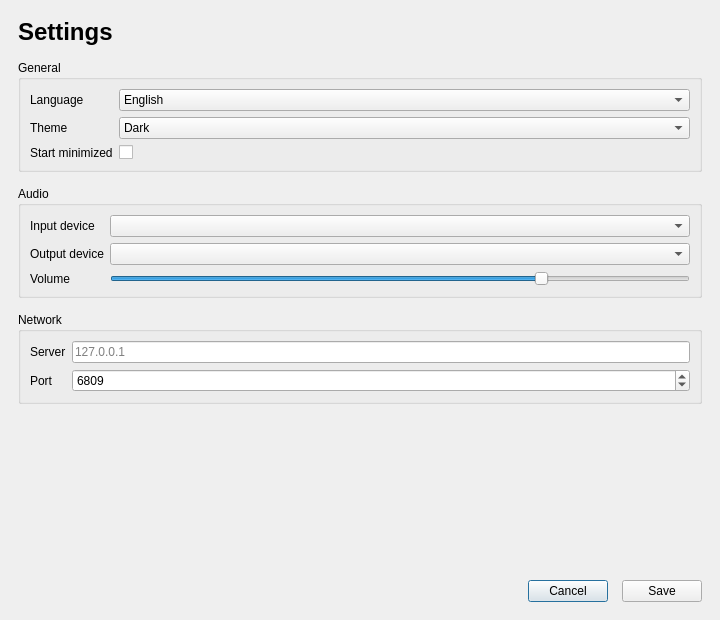
Qt form src/gui/settings/Settings.ui (toplib/OpenATC) before a commit.
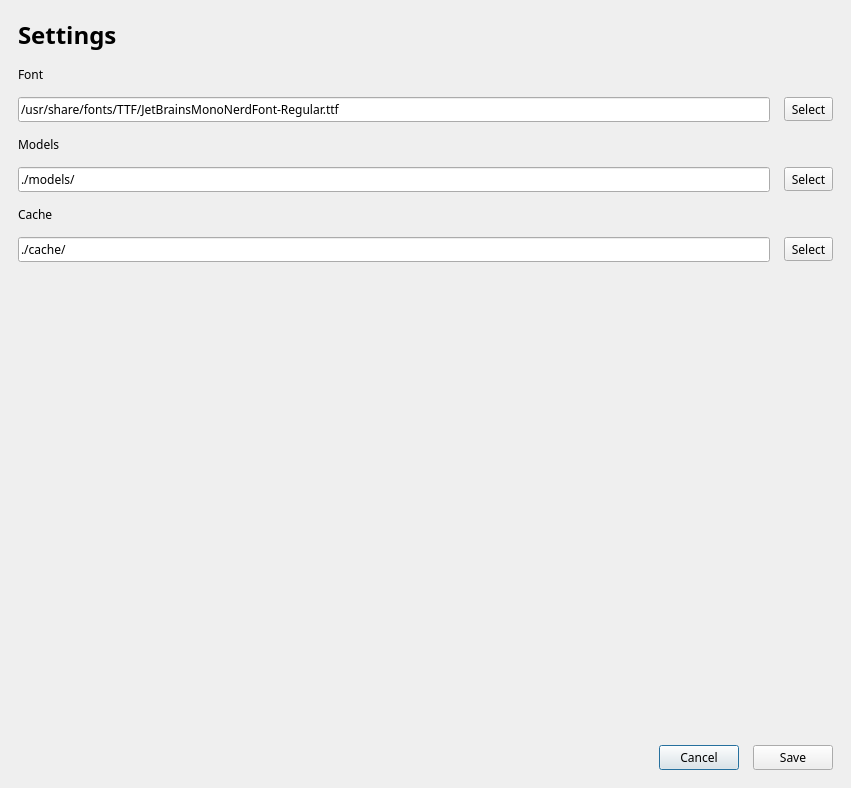
The same form after that commit.

Commit message:
feat: add AirCraft class and update UI
Add AirCraft simulation class inheriting from Entity with speed property.
Add virtual coordinate getter/setter methods to Entity base class.
Redesign Settings dialog to use file pickers for Font, Models, and Cache paths.
Update MainWindow title to SimpleATC and add Help menu action.
Comment out Config singleton getInstance() method and simplify main.cpp.
Update CMakeLists.txt to include new AirCraft.h header.

What changed in the file:
```diff
--- a/src/gui/settings/Settings.ui
+++ b/src/gui/settings/Settings.ui
@@ -7,18 +7,21 @@
    <rect>
     <x>0</x>
     <y>0</y>
-    <width>720</width>
-    <height>620</height>
+    <width>851</width>
+    <height>788</height>
    </rect>
   </property>
-
   <property name="minimumSize">
    <size>
     <width>500</width>
     <height>500</height>
    </size>
   </property>
-
+  <property name="font">
+   <font>
+    <family>JetBrainsMono Nerd Font</family>
+   </font>
+  </property>
   <property name="windowTitle">
    <string>SimpleATC - Settings</string>
   </property>
@@ -45,200 +48,95 @@
    </property>
 
    <item>
-    <widget class="QLabel" name="titleLabel">
+    <widget class="QLabel" name="headerLabel">
+     <property name="font">
+      <font>
+       <family>JetBrainsMono Nerd Font</family>
+       <pointsize>18</pointsize>
+       <bold>true</bold>
+      </font>
+     </property>
      <property name="text">
       <string>Settings</string>
      </property>
-
-     <property name="styleSheet">
-      <string notr="true">
-       font-size: 24px;
-       font-weight: bold;
-      </string>
-     </property>
     </widget>
    </item>
 
    <item>
-    <widget class="QGroupBox" name="generalGroup">
-     <property name="title">
-      <string>General</string>
-     </property>
-
-     <layout class="QFormLayout" name="generalLayout">
-
-      <item row="0" column="0">
-       <widget class="QLabel" name="languageLabel">
+    <widget class="QLabel" name="fontLabel">
         <property name="text">
-         <string>Language</string>
+      <string>Font</string>
         </property>
        </widget>
       </item>
-
-      <item row="0" column="1">
-       <widget class="QComboBox" name="languageCombo">
         <item>
-         <property name="text">
-          <string>English</string>
-         </property>
-        </item>
-
+    <layout class="QHBoxLayout" name="fontChooserLayout">
         <item>
+      <widget class="QLineEdit" name="fontChooseInput">
          <property name="text">
-          <string>Russian</string>
-         </property>
-        </item>
-       </widget>
-      </item>
-
-      <item row="1" column="0">
-       <widget class="QLabel" name="themeLabel">
-        <property name="text">
-         <string>Theme</string>
-        </property>
-       </widget>
-      </item>
-
-      <item row="1" column="1">
-       <widget class="QComboBox" name="themeCombo">
+        <string>/usr/share/fonts/TTF/JetBrainsMonoNerdFont-Regular.ttf</string>
+       </property>
+      </widget>
+     </item>
         <item>
+      <widget class="QToolButton" name="fontChooseSelect">
          <property name="text">
-          <string>Dark</string>
-         </property>
-        </item>
-
-        <item>
-         <property name="text">
-          <string>Light</string>
-         </property>
-        </item>
-       </widget>
-      </item>
-
-      <item row="2" column="0">
-       <widget class="QLabel" name="startupLabel">
-        <property name="text">
-         <string>Start minimized</string>
-        </property>
-       </widget>
-      </item>
-
-      <item row="2" column="1">
-       <widget class="QCheckBox" name="startupCheck"/>
-      </item>
-
-     </layout>
-    </widget>
+        <string>Select</string>
+       </property>
+      </widget>
+     </item>
+    </layout>
    </item>
-
    <item>
-    <widget class="QGroupBox" name="audioGroup">
-     <property name="title">
-      <string>Audio</string>
-     </property>
-
-     <layout class="QFormLayout" name="audioLayout">
-
-      <item row="0" column="0">
-       <widget class="QLabel" name="inputLabel">
+    <widget class="QLabel" name="modelsLabel">
         <property name="text">
-         <string>Input device</string>
+      <string>Models</string>
         </property>
        </widget>
       </item>
-
-      <item row="0" column="1">
-       <widget class="QComboBox" name="inputCombo"/>
-      </item>
-
-      <item row="1" column="0">
-       <widget class="QLabel" name="outputLabel">
+   <item>
+    <layout class="QHBoxLayout" name="modelChooseLayout">
+     <item>
+      <widget class="QLineEdit" name="modelChooseInput">
         <property name="text">
-         <string>Output device</string>
+        <string>./models/</string>
         </property>
        </widget>
       </item>
-
-      <item row="1" column="1">
-       <widget class="QComboBox" name="outputCombo"/>
-      </item>
-
-      <item row="2" column="0">
-       <widget class="QLabel" name="volumeLabel">
+     <item>
+      <widget class="QToolButton" name="modelChooseSelect">
         <property name="text">
-         <string>Volume</string>
+        <string>Select</string>
         </property>
        </widget>
       </item>
-
-      <item row="2" column="1">
-       <widget class="QSlider" name="volumeSlider">
-        <property name="orientation">
-         <enum>Qt::Horizontal</enum>
-        </property>
-
-        <property name="maximum">
-         <number>100</number>
-        </property>
-
-        <property name="value">
-         <number>75</number>
-        </property>
-       </widget>
-      </item>
-
-     </layout>
-    </widget>
+    </layout>
    </item>
-
    <item>
-    <widget class="QGroupBox" name="networkGroup">
-     <property name="title">
-      <string>Network</string>
-     </property>
-
-     <layout class="QFormLayout" name="networkLayout">
-
-      <item row="0" column="0">
-       <widget class="QLabel" name="serverLabel">
+    <widget class="QLabel" name="cacheLabel">
         <property name="text">
-         <string>Server</string>
+      <string>Cache</string>
         </property>
        </widget>
       </item>
-
-      <item row="0" column="1">
-       <widget class="QLineEdit" name="serverEdit">
-        <property name="placeholderText">
-         <string>127.0.0.1</string>
+   <item>
+    <layout class="QHBoxLayout" name="cacheChooseLayout">
+     <item>
+      <widget class="QLineEdit" name="cacheChooseInput">
+       <property name="text">
+        <string>./cache/</string>
         </property>
        </widget>
       </item>
-
-      <item row="1" column="0">
-       <widget class="QLabel" name="portLabel">
+     <item>
+      <widget class="QToolButton" name="cacheChooseSelect">
         <property name="text">
-         <string>Port</string>
+        <string>Select</string>
         </property>
        </widget>
       </item>
-
-      <item row="1" column="1">
-       <widget class="QSpinBox" name="portSpin">
-        <property name="maximum">
-         <number>65535</number>
-        </property>
-
-        <property name="value">
-         <number>6809</number>
-        </property>
-       </widget>
-      </item>
-
-     </layout>
-    </widget>
+    </layout>
    </item>
-
    <item>
     <spacer name="verticalSpacer">
      <property name="orientation">
```
Left out of the diff: 25 changed lines with no effect on the pictures. Lines whose indentation alone changed are shown as unchanged. The commit also changes 7 other files.
